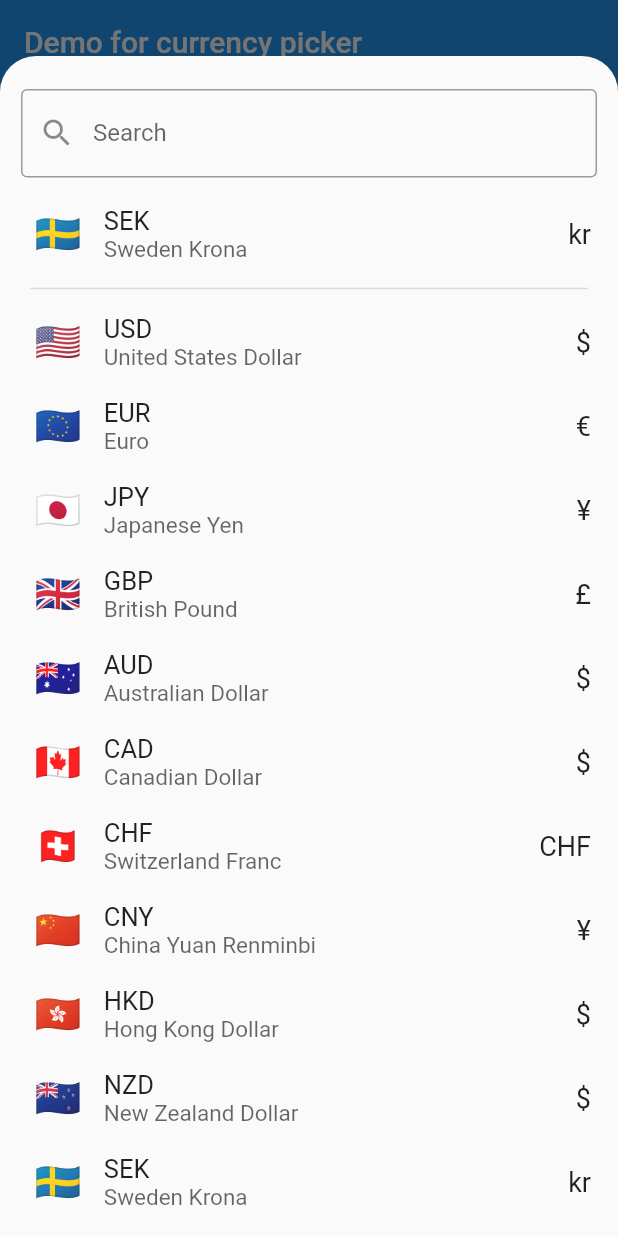
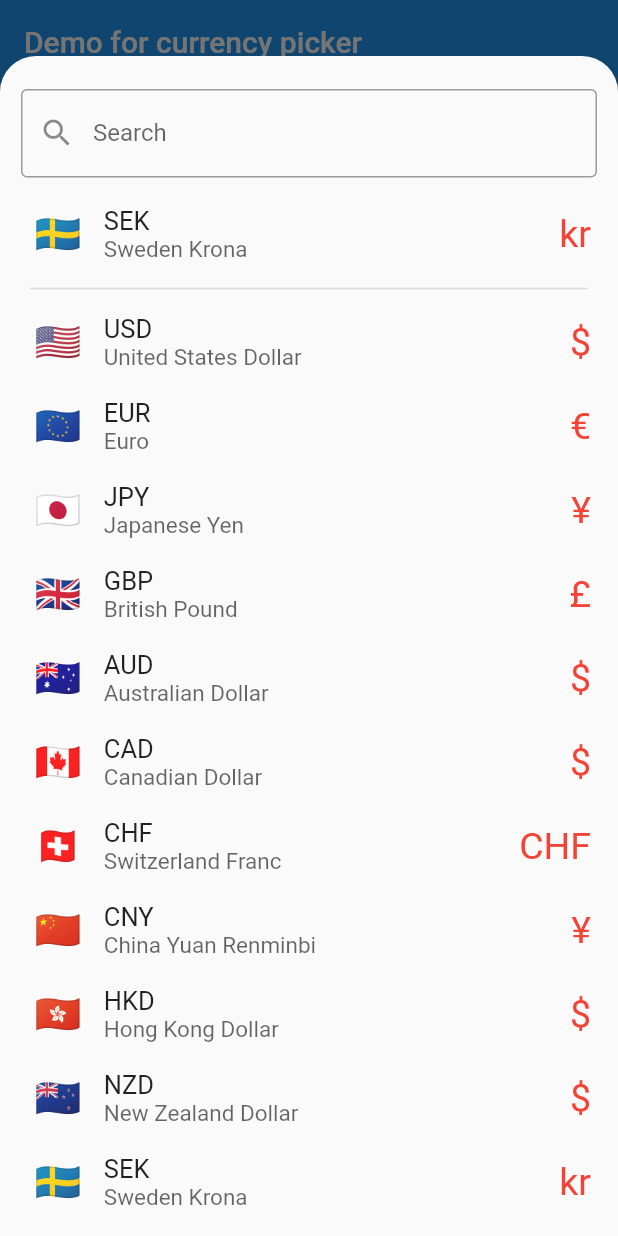
Before and after one commit to Daniel-Ioannou/flutter_currency_picker, a Flutter app: the screen it shows after launch, after a tap on "Show currency picker", on a phone screen of 412 x 824 dp. Run offline on Flutter 3.47's test engine with Material 2 defaults, Android fonts, the phone set to English and light mode, and no system bars.

Commit message:
Currency Sign TextStyle Changable

```diff
--- a/example/lib/main.dart
+++ b/example/lib/main.dart
@@ -31,6 +31,9 @@ class HomePage extends StatelessWidget {
               showSearchField: true,
               showCurrencyName: true,
               showCurrencyCode: true,
+              theme: CurrencyPickerThemeData(
+                  currencySignTextStyle:
+                      TextStyle(color: Colors.red, fontSize: 25)),
               onSelect: (Currency currency) {
                 print('Select currency: ${currency.name}');
               },
--- a/lib/src/currency_list_view.dart
+++ b/lib/src/currency_list_view.dart
@@ -165,6 +165,8 @@ class _CurrencyListViewState extends State<CurrencyListView> {
         widget.theme?.titleTextStyle ?? _defaultTitleTextStyle;
     final TextStyle _subtitleTextStyle =
         widget.theme?.subtitleTextStyle ?? _defaultSubtitleTextStyle;
+    final _currencySignTextStyle =
+        widget.theme?.currencySignTextStyle ?? _defaultCurrencySignTextStyle;
 
     return Material(
       // Add Material Widget with transparent color
@@ -216,7 +218,7 @@ class _CurrencyListViewState extends State<CurrencyListView> {
                 padding: const EdgeInsets.symmetric(horizontal: 10),
                 child: Text(
                   currency.symbol,
-                  style: const TextStyle(fontSize: 18),
+                  style: _currencySignTextStyle,
                 ),
               ),
             ],
@@ -262,4 +264,9 @@ class _CurrencyListViewState extends State<CurrencyListView> {
   TextStyle get _defaultTitleTextStyle => const TextStyle(fontSize: 17);
   TextStyle get _defaultSubtitleTextStyle =>
       TextStyle(fontSize: 15, color: Theme.of(context).hintColor);
+  TextStyle get _defaultCurrencySignTextStyle => const TextStyle(
+        fontSize: 18,
+        color: Colors.black,
+        fontWeight: FontWeight.bold,
+      );
 }
--- a/lib/src/currency_picker_theme_data.dart
+++ b/lib/src/currency_picker_theme_data.dart
@@ -17,6 +17,9 @@ class CurrencyPickerThemeData {
   /// If null, the style will be set to [TextStyle(fontSize: 15, color: Theme.of(context).hintColor)]
   final TextStyle? subtitleTextStyle;
 
+  /// If null, the style will be set to [TextStyle(fontSize: 18, color: Colors.black,fontWeight: FontWeight.bold);]
+  final TextStyle? currencySignTextStyle;
+
   ///The flag size.
   ///
   /// If null, set to 25
@@ -32,6 +35,7 @@ class CurrencyPickerThemeData {
       this.flagSize,
       this.titleTextStyle,
       this.subtitleTextStyle,
+      this.currencySignTextStyle,
       this.backgroundColor,
       this.bottomSheetHeight});
 }
```
Also changed, not shown: example/pubspec.lock, pubspec.lock.
